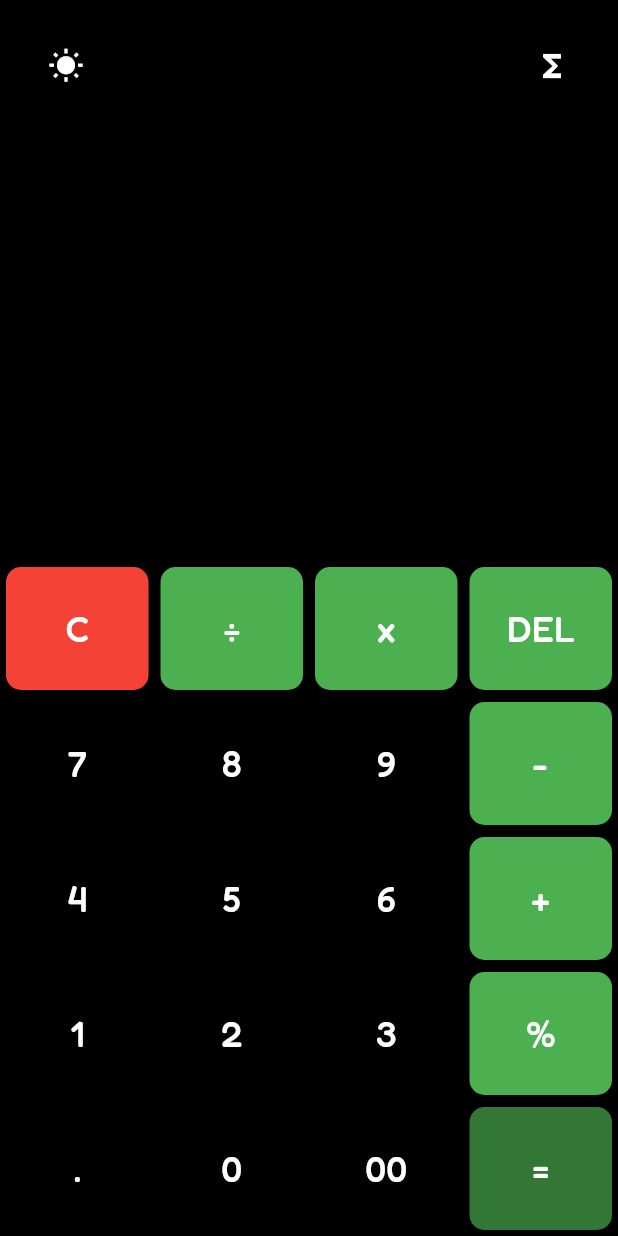
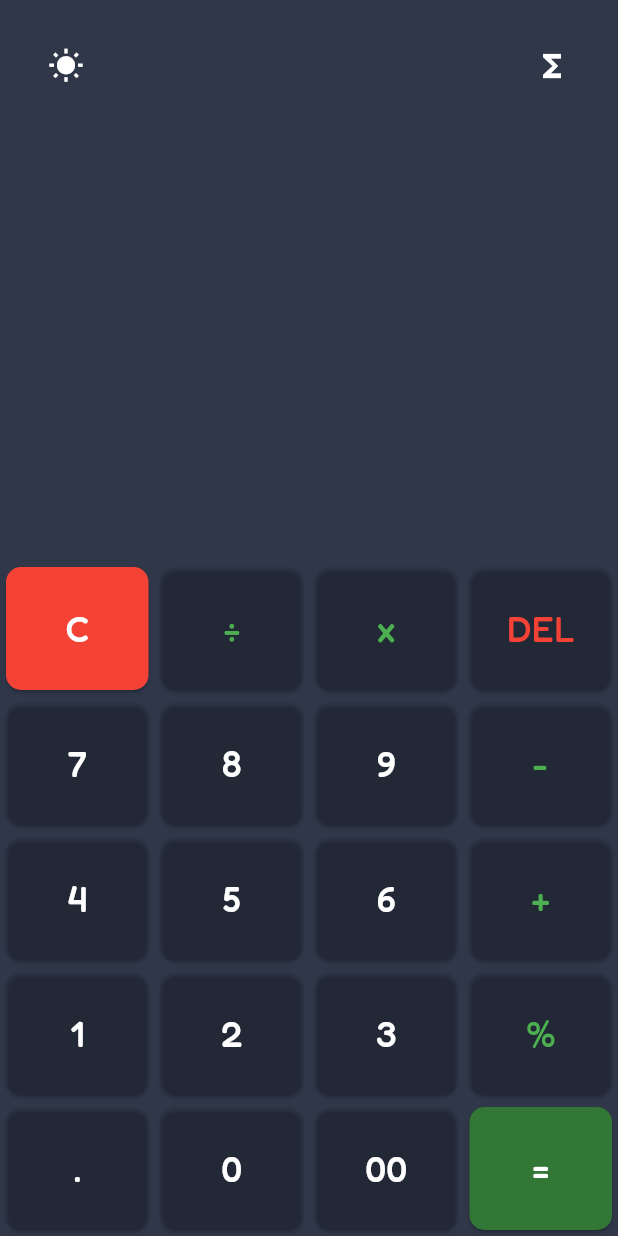
Before and after one commit to putra28/Flutter-calculator, a Flutter app: the screen it shows after launch, on a phone screen of 412 x 824 dp. Run offline on Flutter 3.47's test engine with Material 3 defaults, Android fonts, the phone set to English and light mode, and no system bars; our stand-ins replace google_fonts, math_expressions, top_snackbar_flutter.

Commit message:
Done V1 (Simple Calculator)

```diff
--- a/lib/main.dart
+++ b/lib/main.dart
@@ -14,14 +14,18 @@ class CalculatorApp extends StatelessWidget {
 
   @override
   Widget build(BuildContext context) {
+    double height = MediaQuery.of(context).size.height;
     final textTheme = Theme.of(context).textTheme;
     return MaterialApp(
       debugShowCheckedModeBanner: false,
       theme: ThemeData(
         brightness: Brightness.dark,
-        scaffoldBackgroundColor: Colors.black,
+        scaffoldBackgroundColor: const Color.fromARGB(255, 43, 39, 44),
         textTheme: GoogleFonts.fredokaTextTheme(textTheme).copyWith(
-          bodyLarge: GoogleFonts.fredoka(textStyle: textTheme.bodyLarge),
+          bodyLarge: GoogleFonts.fredoka(
+            textStyle: textTheme.bodyLarge,
+            fontSize: height * 0.05,
+          ),
         ),
       ),
       home: CalculatorPage(),
@@ -47,7 +51,10 @@ class _CalculatorPageState extends State<CalculatorPage> {
       SystemChrome.setPreferredOrientations(
         _isPortraitMode
             ? [DeviceOrientation.portraitUp, DeviceOrientation.portraitDown]
-            : [DeviceOrientation.landscapeLeft, DeviceOrientation.landscapeRight],
+            : [
+                DeviceOrientation.landscapeLeft,
+                DeviceOrientation.landscapeRight
+              ],
       );
     });
   }
@@ -103,8 +110,10 @@ class _CalculatorPageState extends State<CalculatorPage> {
 
   @override
   Widget build(BuildContext context) {
+    double height = MediaQuery.of(context).size.height;
+
     return Scaffold(
-      backgroundColor: _isDarkMode ? Colors.black : Colors.white,
+      backgroundColor: _isDarkMode ? const Color.fromARGB(255, 47, 55, 73) : const Color.fromARGB(255, 211, 211, 211),
       body: Stack(
         children: [
           Column(
@@ -120,7 +129,6 @@ class _CalculatorPageState extends State<CalculatorPage> {
                       GestureDetector(
                         onTap: () {
                           Clipboard.setData(ClipboardData(text: _expression));
-                          AnimationController localAnimationController;
                           showTopSnackBar(
                             Overlay.of(context),
                             CustomSnackBar.success(
@@ -128,9 +136,8 @@ class _CalculatorPageState extends State<CalculatorPage> {
                             ),
                             displayDuration: const Duration(milliseconds: 30),
                             onAnimationControllerInit: (controller) =>
-                              localAnimationController = controller,
+                                localAnimationController = controller,
                           );
-
                         },
                         child: AnimatedSwitcher(
                           duration: const Duration(milliseconds: 140),
@@ -143,7 +150,7 @@ class _CalculatorPageState extends State<CalculatorPage> {
                             _expression,
                             key: ValueKey(_expression),
                             style: TextStyle(
-                              fontSize: 50,
+                              fontSize: height * 0.07,
                               color: _isDarkMode ? Colors.white : Colors.black,
                             ),
                           ),
@@ -180,6 +187,7 @@ class _CalculatorPageState extends State<CalculatorPage> {
   }
 
   Container buildButton(BuildContext context, String text) {
+    double height = MediaQuery.of(context).size.height;
     return Container(
       decoration: BoxDecoration(
         color: Theme.of(context).primaryColor,
@@ -198,9 +206,9 @@ class _CalculatorPageState extends State<CalculatorPage> {
         child: Center(
           child: Text(
             text,
-            style: const TextStyle(
+            style: TextStyle(
               color: Colors.white,
-              fontSize: 16,
+              fontSize: height * 0.05,
               fontWeight: FontWeight.w600,
             ),
           ),
@@ -238,13 +246,6 @@ class _CalculatorPageState extends State<CalculatorPage> {
                 btn,
                 color: btn == "C"
                     ? Colors.red
-                    : (btn == "÷" ||
-                            btn == "x" ||
-                            btn == "-" ||
-                            btn == "+" ||
-                            btn == "DEL" ||
-                            btn == "%")
-                        ? Colors.green
                         : const Color.fromARGB(0, 255, 255, 255),
               );
             }
@@ -271,7 +272,9 @@ class _CalculatorPageState extends State<CalculatorPage> {
             value,
             style: TextStyle(
               fontSize: 24.0,
-              color: (_isDarkMode ? Colors.white : Colors.black),
+              color: ((value == "+" || value == "x" || value == "-" || value == "+" || value == "÷" || value == "%") ? Colors.green
+                      : (value == "DEL") ? Colors.red
+                      :_isDarkMode ? Colors.white : Colors.black),
             ),
           ),
         ),
```
